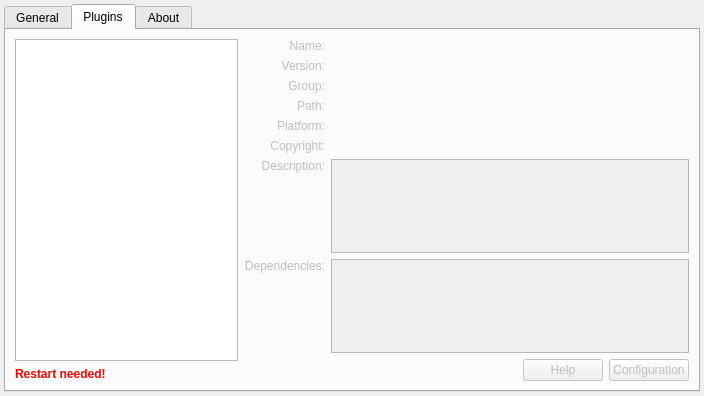
This is src/application/settingswidget/settingswidget.ui in albertlauncher/albert as Qt 5 draws it before an edit. The edited form follows.
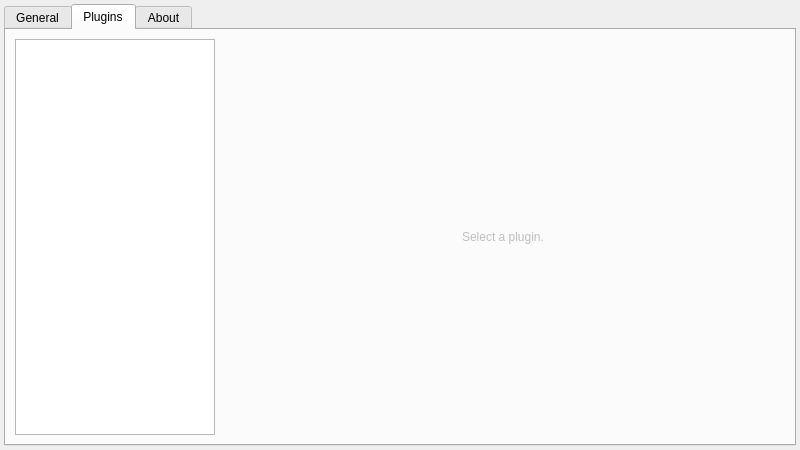
This is the edited form. The open tabs and pages were chosen to show the change. Icons and pictures are not drawn. Custom widgets are drawn as their Qt base class.

```diff
--- a/src/application/settingswidget/settingswidget.ui
+++ b/src/application/settingswidget/settingswidget.ui
@@ -2,24 +2,16 @@
 <ui version="4.0">
  <class>SettingsDialog</class>
  <widget class="QWidget" name="SettingsDialog">
-  <property name="geometry">
-   <rect>
-    <x>0</x>
-    <y>0</y>
-    <width>704</width>
-    <height>396</height>
-   </rect>
-  </property>
   <property name="minimumSize">
    <size>
-    <width>704</width>
-    <height>396</height>
+    <width>800</width>
+    <height>450</height>
    </size>
   </property>
   <property name="maximumSize">
    <size>
-    <width>704</width>
-    <height>396</height>
+    <width>800</width>
+    <height>450</height>
    </size>
   </property>
   <property name="windowTitle">
@@ -198,71 +190,42 @@
       <attribute name="title">
        <string>Plugins</string>
       </attribute>
-      <layout class="QHBoxLayout" name="horizontalLayout_2" stretch="1,2">
+      <layout class="QHBoxLayout" name="horizontalLayout_2" stretch="0,2">
        <item>
         <layout class="QVBoxLayout" name="verticalLayout">
          <item>
-          <widget class="QTreeWidget" name="treeWidget_plugins">
+          <widget class="QListView" name="listView_plugins">
            <property name="sizePolicy">
-            <sizepolicy hsizetype="Preferred" vsizetype="Expanding">
+            <sizepolicy hsizetype="Fixed" vsizetype="Expanding">
              <horstretch>0</horstretch>
              <verstretch>0</verstretch>
             </sizepolicy>
            </property>
+           <property name="minimumSize">
+            <size>
+             <width>200</width>
+             <height>0</height>
+            </size>
+           </property>
+           <property name="maximumSize">
+            <size>
+             <width>200</width>
+             <height>16777215</height>
+            </size>
+           </property>
            <property name="horizontalScrollBarPolicy">
             <enum>Qt::ScrollBarAlwaysOff</enum>
            </property>
            <property name="alternatingRowColors">
             <bool>true</bool>
            </property>
-           <property name="indentation">
-            <number>16</number>
-           </property>
-           <property name="uniformRowHeights">
-            <bool>true</bool>
-           </property>
-           <property name="animated">
-            <bool>true</bool>
-           </property>
-           <property name="headerHidden">
-            <bool>true</bool>
-           </property>
-           <property name="columnCount">
-            <number>2</number>
-           </property>
-           <attribute name="headerStretchLastSection">
-            <bool>false</bool>
-           </attribute>
-           <column>
-            <property name="text">
-             <string notr="true">1</string>
-            </property>
-           </column>
-           <column>
-            <property name="text">
-             <string notr="true">2</string>
-            </property>
-           </column>
-          </widget>
-         </item>
-         <item>
-          <widget class="QLabel" name="label_restart">
-           <property name="visible">
-            <bool>false</bool>
-           </property>
-           <property name="text">
-            <string>&lt;html&gt;&lt;head/&gt;&lt;body&gt;&lt;p&gt;&lt;span style=&quot; font-weight:600; color:#ff0000;&quot;&gt;Restart needed!&lt;/span&gt;&lt;/p&gt;&lt;/body&gt;&lt;/html&gt;</string>
-           </property>
           </widget>
          </item>
         </layout>
        </item>
        <item>
         <widget class="QWidget" name="widget_pluginInfos" native="true">
-         <property name="enabled">
-          <bool>false</bool>
-         </property>
-         <layout class="QVBoxLayout" name="verticalLayout_5">
+         <layout class="QVBoxLayout" name="verticalLayout_5" stretch="1">
           <property name="leftMargin">
            <number>0</number>
           </property>
@@ -276,175 +239,17 @@
            <number>0</number>
           </property>
           <item>
-           <layout class="QGridLayout" name="gridLayout_2" columnminimumwidth="0,0">
-            <item row="1" column="0">
-             <widget class="QLabel" name="label_9">
-              <property name="text">
-               <string>Version:</string>
-              </property>
-              <property name="alignment">
-               <set>Qt::AlignRight|Qt::AlignTop|Qt::AlignTrailing</set>
-              </property>
-             </widget>
-            </item>
-            <item row="7" column="0">
-             <widget class="QLabel" name="label_15">
-              <property name="text">
-               <string>Dependencies:</string>
-              </property>
-              <property name="alignment">
-               <set>Qt::AlignRight|Qt::AlignTop|Qt::AlignTrailing</set>
-              </property>
-             </widget>
-            </item>
-            <item row="7" column="1">
-             <widget class="QTextBrowser" name="textBrowser_pluginDependencies">
-              <property name="html">
-               <string>&lt;!DOCTYPE HTML PUBLIC &quot;-//W3C//DTD HTML 4.0//EN&quot; &quot;http://www.w3.org/TR/REC-html40/strict.dtd&quot;&gt;
-&lt;html&gt;&lt;head&gt;&lt;meta name=&quot;qrichtext&quot; content=&quot;1&quot; /&gt;&lt;style type=&quot;text/css&quot;&gt;
-p, li { white-space: pre-wrap; }
-&lt;/style&gt;&lt;/head&gt;&lt;body style=&quot; font-family:'Ubuntu'; font-size:9pt; font-weight:400; font-style:normal;&quot;&gt;
-&lt;p style=&quot;-qt-paragraph-type:empty; margin-top:0px; margin-bottom:0px; margin-left:0px; margin-right:0px; -qt-block-indent:0; text-indent:0px;&quot;&gt;&lt;br /&gt;&lt;/p&gt;&lt;/body&gt;&lt;/html&gt;</string>
-              </property>
-             </widget>
-            </item>
-            <item row="1" column="1">
-             <widget class="QLabel" name="label_pluginVersion">
-              <property name="text">
-               <string/>
-              </property>
-             </widget>
-            </item>
-            <item row="2" column="1">
-             <widget class="QLabel" name="label_pluginGroup">
-              <property name="text">
-               <string/>
-              </property>
-             </widget>
-            </item>
-            <item row="0" column="1">
-             <widget class="QLabel" name="label_pluginName">
-              <property name="text">
-               <string/>
-              </property>
-             </widget>
-            </item>
-            <item row="3" column="0">
-             <widget class="QLabel" name="label_13">
-              <property name="text">
-               <string>Path:</string>
-              </property>
-              <property name="alignment">
-               <set>Qt::AlignRight|Qt::AlignTop|Qt::AlignTrailing</set>
-              </property>
-             </widget>
-            </item>
-            <item row="6" column="1">
-             <widget class="QTextBrowser" name="textBrowser_pluginDescription"/>
-            </item>
-            <item row="3" column="1">
-             <widget class="QLabel" name="label_pluginPath">
-              <property name="text">
-               <string/>
-              </property>
-             </widget>
-            </item>
-            <item row="4" column="0">
-             <widget class="QLabel" name="label_14">
-              <property name="text">
-               <string>Platform:</string>
-              </property>
-              <property name="alignment">
-               <set>Qt::AlignRight|Qt::AlignTop|Qt::AlignTrailing</set>
-              </property>
-             </widget>
-            </item>
-            <item row="5" column="1">
-             <widget class="QLabel" name="label_pluginCopyright">
-              <property name="text">
-               <string/>
-              </property>
-             </widget>
-            </item>
-            <item row="6" column="0">
-             <widget class="QLabel" name="label_16">
-              <property name="text">
-               <string>Description:</string>
-              </property>
-              <property name="alignment">
-               <set>Qt::AlignRight|Qt::AlignTop|Qt::AlignTrailing</set>
-              </property>
-             </widget>
-            </item>
-            <item row="4" column="1">
-             <widget class="QLabel" name="label_pluginPlatform">
-              <property name="text">
-               <string/>
-              </property>
-             </widget>
-            </item>
-            <item row="5" column="0">
-             <widget class="QLabel" name="label_7">
-              <property name="text">
-               <string>Copyright:</string>
-              </property>
-              <property name="alignment">
-               <set>Qt::AlignRight|Qt::AlignTrailing|Qt::AlignVCenter</set>
-              </property>
-             </widget>
-            </item>
-            <item row="2" column="0">
-             <widget class="QLabel" name="label_12">
-              <property name="text">
-               <string>Group:</string>
-              </property>
-              <property name="alignment">
-               <set>Qt::AlignRight|Qt::AlignTop|Qt::AlignTrailing</set>
-              </property>
-             </widget>
-            </item>
-            <item row="0" column="0">
-             <widget class="QLabel" name="label_6">
-              <property name="text">
-               <string>Name:</string>
-              </property>
-              <property name="alignment">
-               <set>Qt::AlignRight|Qt::AlignTop|Qt::AlignTrailing</set>
-              </property>
-             </widget>
-            </item>
-           </layout>
-          </item>
-          <item>
-           <layout class="QHBoxLayout" name="horizontalLayout_4">
-            <item>
-             <spacer name="horizontalSpacer">
-              <property name="orientation">
-               <enum>Qt::Horizontal</enum>
-              </property>
-              <property name="sizeHint" stdset="0">
-               <size>
-                <width>40</width>
-                <height>20</height>
-               </size>
-              </property>
-             </spacer>
-            </item>
-            <item>
-             <widget class="QPushButton" name="pushButton_pluginHelp">
-              <property name="text">
-               <string>Help</string>
-              </property>
-             </widget>
-            </item>
-            <item>
-             <widget class="QPushButton" name="pushButton_pluginConfig">
-              <property name="text">
-               <string>Configuration</string>
-              </property>
-             </widget>
-            </item>
-           </layout>
+           <widget class="QLabel" name="label_placeholder">
+            <property name="enabled">
+             <bool>false</bool>
+            </property>
+            <property name="text">
+             <string>Select a plugin.</string>
+            </property>
+            <property name="alignment">
+             <set>Qt::AlignCenter</set>
+            </property>
+           </widget>
           </item>
          </layout>
         </widget>
```
Left out of the diff: 2 changed lines with no effect on the pictures.
